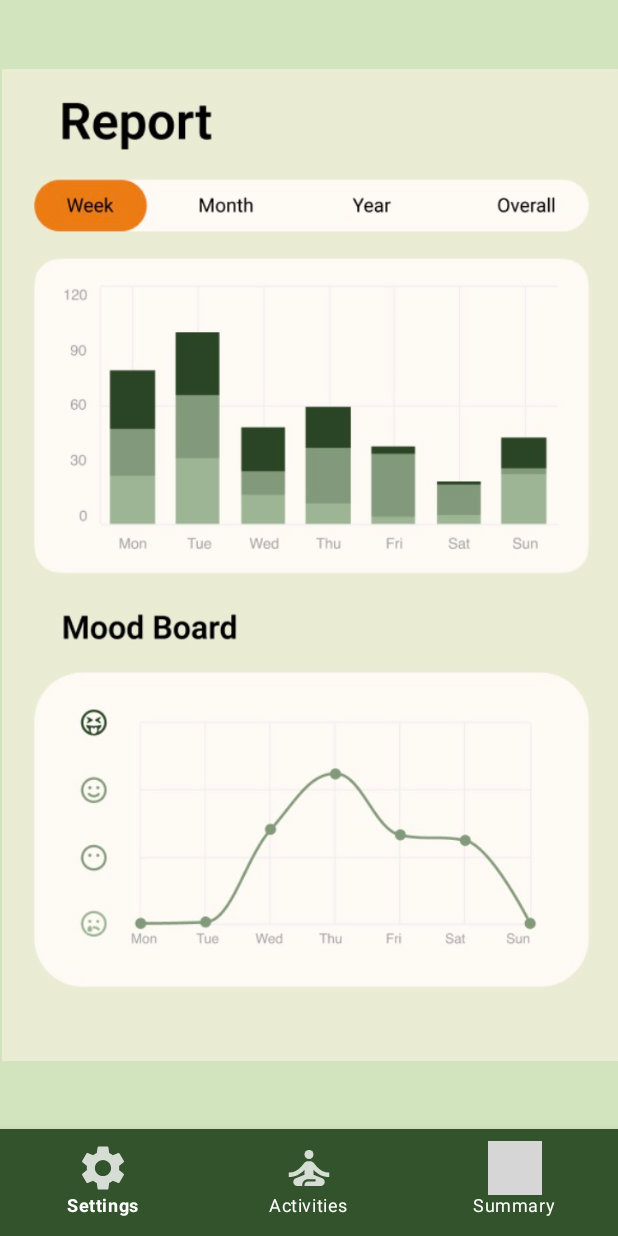
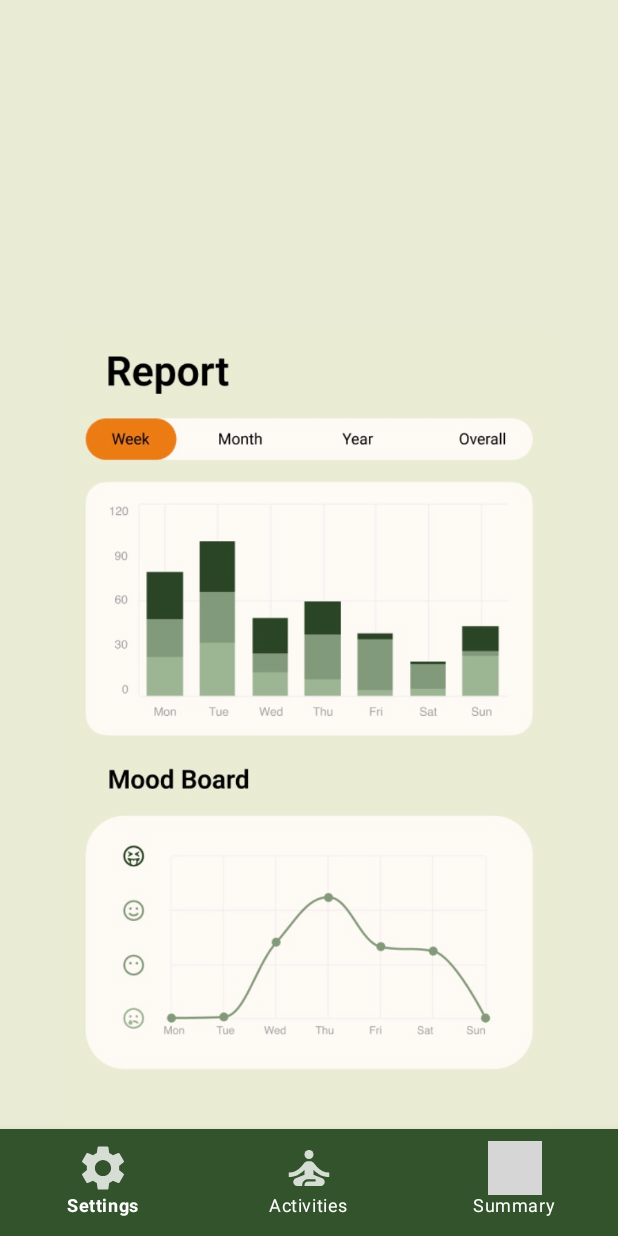
Before and after one commit to tiger-dejonge/InnerPeaceApp, an Android app: the screen it shows after launch (SummaryPage), item 3 of the bottom bar chosen, on a phone screen of 412 x 824 dp. Run offline under Robolectric (Android 15) with nearby library versions, the phone set to English and light mode, and no system bars; grey boxes are pictures that could not be loaded.

Commit message:
changed background colour to match summary

```diff
--- a/app/src/main/res/layout/activity_exer_and_other_page10_mins.xml
+++ b/app/src/main/res/layout/activity_exer_and_other_page10_mins.xml
@@ -5,7 +5,7 @@
     android:id="@+id/text_timer"
     android:layout_width="match_parent"
     android:layout_height="match_parent"
-    android:background="@color/light_green"
+    android:background="#E9EBD5"
     tools:context=".MeditationPage">
 
     <Button
--- a/app/src/main/res/layout/activity_exer_and_other_page15_mins.xml
+++ b/app/src/main/res/layout/activity_exer_and_other_page15_mins.xml
@@ -5,7 +5,7 @@
     android:id="@+id/text_timer"
     android:layout_width="match_parent"
     android:layout_height="match_parent"
-    android:background="@color/light_green"
+    android:background="#E9EBD5"
     tools:context=".MeditationPage">
 
     <Button
--- a/app/src/main/res/layout/activity_exer_and_other_page20_mins.xml
+++ b/app/src/main/res/layout/activity_exer_and_other_page20_mins.xml
@@ -5,7 +5,7 @@
     android:id="@+id/text_timer"
     android:layout_width="match_parent"
     android:layout_height="match_parent"
-    android:background="@color/light_green"
+    android:background="#E9EBD5"
     tools:context=".MeditationPage">
 
     <Button
--- a/app/src/main/res/layout/activity_exer_page.xml
+++ b/app/src/main/res/layout/activity_exer_page.xml
@@ -5,7 +5,7 @@
     android:id="@+id/text_timer"
     android:layout_width="match_parent"
     android:layout_height="match_parent"
-    android:background="@color/light_green"
+    android:background="#E9EBD5"
     tools:context=".MeditationPage">
 
     <Button
--- a/app/src/main/res/layout/activity_exer_time_page.xml
+++ b/app/src/main/res/layout/activity_exer_time_page.xml
@@ -4,7 +4,7 @@
     xmlns:tools="http://schemas.android.com/tools"
     android:layout_width="match_parent"
     android:layout_height="match_parent"
-    android:background="@color/light_green"
+    android:background="#E9EBD5"
     tools:context=".MeditationTimePage">
 
     <com.google.android.material.card.MaterialCardView
--- a/app/src/main/res/layout/activity_main.xml
+++ b/app/src/main/res/layout/activity_main.xml
@@ -4,7 +4,7 @@
     xmlns:tools="http://schemas.android.com/tools"
     android:layout_width="match_parent"
     android:layout_height="match_parent"
-    android:background="@color/light_green"
+    android:background="#E9EBD5"
     tools:context=".MainActivity">
 
 
--- a/app/src/main/res/layout/activity_meditation_page10_mins.xml
+++ b/app/src/main/res/layout/activity_meditation_page10_mins.xml
@@ -5,7 +5,7 @@
     android:id="@+id/text_timer"
     android:layout_width="match_parent"
     android:layout_height="match_parent"
-    android:background="@color/light_green"
+    android:background="#E9EBD5"
     tools:context=".MeditationPage">
 
     <Button
--- a/app/src/main/res/layout/activity_meditation_page15_mins.xml
+++ b/app/src/main/res/layout/activity_meditation_page15_mins.xml
@@ -5,7 +5,7 @@
     android:id="@+id/text_timer"
     android:layout_width="match_parent"
     android:layout_height="match_parent"
-    android:background="@color/light_green"
+    android:background="#E9EBD5"
     tools:context=".MeditationPage">
 
     <Button
--- a/app/src/main/res/layout/activity_meditation_page20_mins.xml
+++ b/app/src/main/res/layout/activity_meditation_page20_mins.xml
@@ -5,7 +5,7 @@
     android:id="@+id/text_timer"
     android:layout_width="match_parent"
     android:layout_height="match_parent"
-    android:background="@color/light_green"
+    android:background="#E9EBD5"
     tools:context=".MeditationPage">
 
     <Button
--- a/app/src/main/res/layout/activity_meditation_time_page.xml
+++ b/app/src/main/res/layout/activity_meditation_time_page.xml
@@ -4,7 +4,7 @@
     xmlns:tools="http://schemas.android.com/tools"
     android:layout_width="match_parent"
     android:layout_height="match_parent"
-    android:background="@color/light_green"
+    android:background="#E9EBD5"
     tools:context=".MeditationTimePage">
 
 
--- a/app/src/main/res/layout/activity_other_page.xml
+++ b/app/src/main/res/layout/activity_other_page.xml
@@ -5,7 +5,7 @@
     android:id="@+id/text_timer"
     android:layout_width="match_parent"
     android:layout_height="match_parent"
-    android:background="@color/light_green"
+    android:background="#E9EBD5"
     tools:context=".MeditationPage">
 
     <Button
--- a/app/src/main/res/layout/activity_other_page10_mins.xml
+++ b/app/src/main/res/layout/activity_other_page10_mins.xml
@@ -5,7 +5,7 @@
     android:id="@+id/text_timer"
     android:layout_width="match_parent"
     android:layout_height="match_parent"
-    android:background="@color/light_green"
+    android:background="#E9EBD5"
     tools:context=".MeditationPage">
 
     <Button
--- a/app/src/main/res/layout/activity_other_page15_mins.xml
+++ b/app/src/main/res/layout/activity_other_page15_mins.xml
@@ -5,7 +5,7 @@
     android:id="@+id/text_timer"
     android:layout_width="match_parent"
     android:layout_height="match_parent"
-    android:background="@color/light_green"
+    android:background="#E9EBD5"
     tools:context=".MeditationPage">
 
     <Button
--- a/app/src/main/res/layout/activity_other_page20_mins.xml
+++ b/app/src/main/res/layout/activity_other_page20_mins.xml
@@ -5,7 +5,7 @@
     android:id="@+id/text_timer"
     android:layout_width="match_parent"
     android:layout_height="match_parent"
-    android:background="@color/light_green"
+    android:background="#E9EBD5"
     tools:context=".MeditationPage">
 
     <Button
--- a/app/src/main/res/layout/activity_other_time_page.xml
+++ b/app/src/main/res/layout/activity_other_time_page.xml
@@ -4,7 +4,7 @@
     xmlns:tools="http://schemas.android.com/tools"
     android:layout_width="match_parent"
     android:layout_height="match_parent"
-    android:background="@color/light_green"
+    android:background="#E9EBD5"
     tools:context=".MeditationTimePage">
 
 
--- a/app/src/main/res/layout/activity_settings_page.xml
+++ b/app/src/main/res/layout/activity_settings_page.xml
@@ -4,7 +4,7 @@
     xmlns:tools="http://schemas.android.com/tools"
     android:layout_width="match_parent"
     android:layout_height="match_parent"
-    android:background="@color/light_green"
+    android:background="#E9EBD5"
     tools:context=".SummaryPage">
 
     <LinearLayout
--- a/app/src/main/res/layout/activity_summary_page.xml
+++ b/app/src/main/res/layout/activity_summary_page.xml
@@ -4,17 +4,19 @@
     xmlns:tools="http://schemas.android.com/tools"
     android:layout_width="match_parent"
     android:layout_height="match_parent"
-    android:background="@color/light_green"
+    android:background="#E9EBD5"
     tools:context=".SettingsPage">
 
     <ImageView
         android:id="@+id/imageView"
-        android:layout_width="413dp"
-        android:layout_height="661dp"
+        android:layout_width="409dp"
+        android:layout_height="533dp"
         app:layout_constraintBottom_toTopOf="@+id/nav_view"
         app:layout_constraintEnd_toEndOf="parent"
+        app:layout_constraintHorizontal_bias="0.24"
         app:layout_constraintStart_toStartOf="parent"
         app:layout_constraintTop_toTopOf="parent"
+        app:layout_constraintVertical_bias="1.0"
         app:srcCompat="@mipmap/summary" />
 
     <com.google.android.material.bottomnavigation.BottomNavigationView
--- a/app/src/main/res/layout/meditation_page.xml
+++ b/app/src/main/res/layout/meditation_page.xml
@@ -5,7 +5,7 @@
     android:id="@+id/text_timer"
     android:layout_width="match_parent"
     android:layout_height="match_parent"
-    android:background="@color/light_green"
+    android:background="#E9EBD5"
     tools:context=".MeditationPage">
 
     <Button
```
